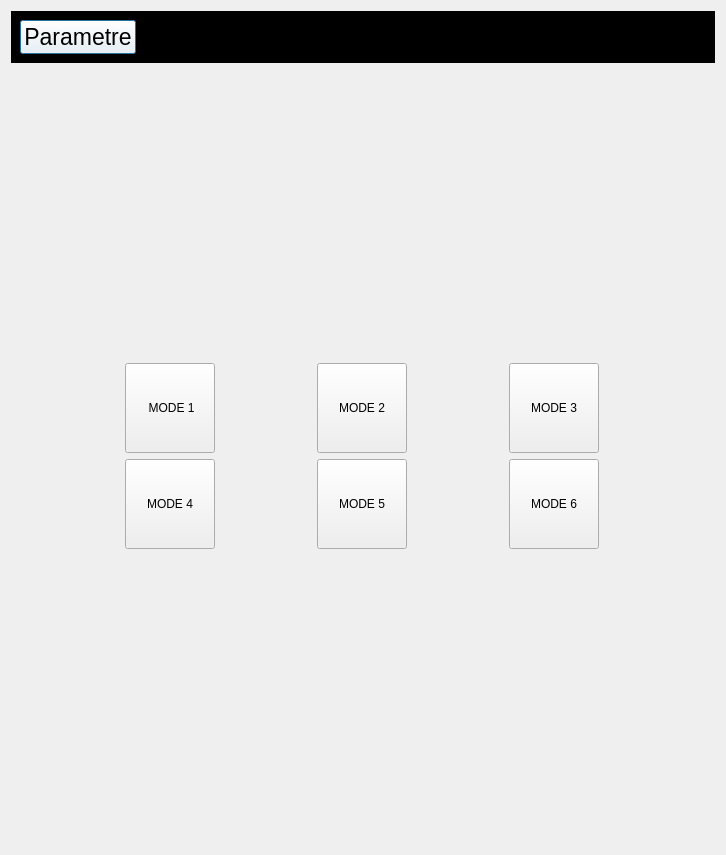
First picture: the form in arrerasettingui.ui, repository Arrera-Software/Arrera-Interface, before the edit.
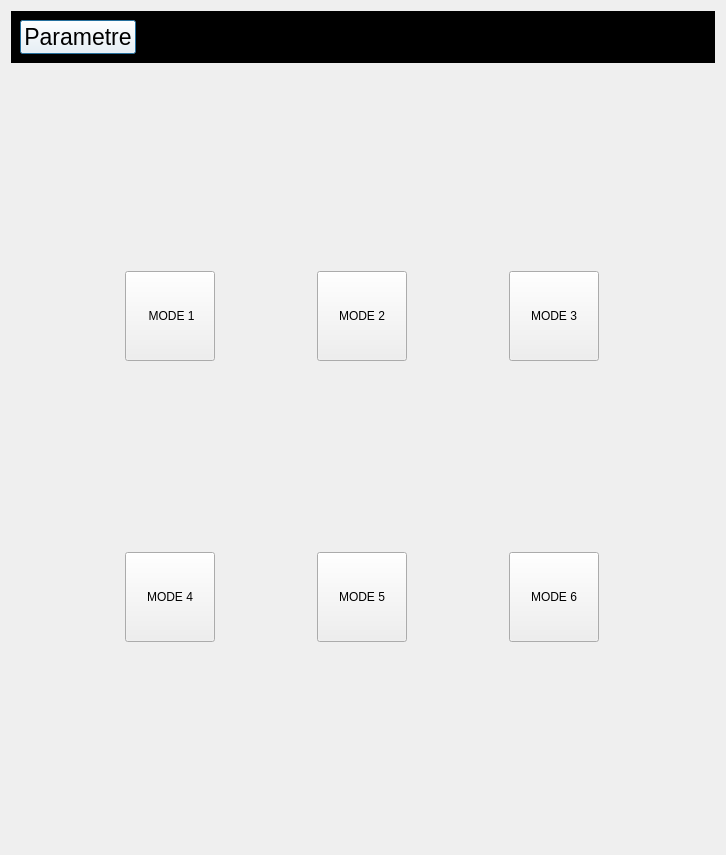
Second picture: the form after the edit. The open tabs and pages were chosen to show the change. Icons and pictures are not drawn.

Commit message: Continuation des parametre

```diff
--- a/arrerasettingui.ui
+++ b/arrerasettingui.ui
@@ -90,7 +90,7 @@
    <item>
     <widget class="QStackedWidget" name="mainstacked">
      <property name="currentIndex">
-      <number>0</number>
+      <number>6</number>
      </property>
      <widget class="QWidget" name="main">
       <layout class="QVBoxLayout" name="verticalLayout_2">
@@ -305,6 +305,11 @@
        </item>
       </layout>
      </widget>
+     <widget class="QWidget" name="lieu"/>
+     <widget class="QWidget" name="recherche"/>
+     <widget class="QWidget" name="application"/>
+     <widget class="QWidget" name="generaux"/>
+     <widget class="QWidget" name="assistant"/>
      <widget class="QWidget" name="mode">
       <layout class="QVBoxLayout" name="verticalLayout_3">
        <item>
@@ -316,7 +321,39 @@
           <layout class="QVBoxLayout" name="verticalLayout_4">
            <item>
             <layout class="QGridLayout" name="gridLayout_2">
-             <item row="0" column="2">
+             <item row="0" column="0">
+              <spacer name="verticalSpacer_7">
+               <property name="orientation">
+                <enum>Qt::Orientation::Vertical</enum>
+               </property>
+               <property name="sizeHint" stdset="0">
+                <size>
+                 <width>20</width>
+                 <height>40</height>
+                </size>
+               </property>
+              </spacer>
+             </item>
+             <item row="3" column="2">
+              <widget class="QPushButton" name="IDC_BTNMODE6">
+               <property name="minimumSize">
+                <size>
+                 <width>90</width>
+                 <height>90</height>
+                </size>
+               </property>
+               <property name="maximumSize">
+                <size>
+                 <width>90</width>
+                 <height>90</height>
+                </size>
+               </property>
+               <property name="text">
+                <string>MODE 6</string>
+               </property>
+              </widget>
+             </item>
+             <item row="1" column="2">
               <widget class="QPushButton" name="IDC_BTNMODE3">
                <property name="minimumSize">
                 <size>
@@ -335,26 +372,20 @@
                </property>
               </widget>
              </item>
-             <item row="0" column="0">
-              <widget class="QPushButton" name="IDC_BTNMODE1">
-               <property name="minimumSize">
-                <size>
-                 <width>90</width>
-                 <height>90</height>
-                </size>
+             <item row="2" column="0">
+              <spacer name="verticalSpacer_4">
+               <property name="orientation">
+                <enum>Qt::Orientation::Vertical</enum>
                </property>
-               <property name="maximumSize">
+               <property name="sizeHint" stdset="0">
                 <size>
-                 <width>90</width>
-                 <height>90</height>
+                 <width>20</width>
+                 <height>40</height>
                 </size>
                </property>
-               <property name="text">
-                <string> MODE 1</string>
-               </property>
-              </widget>
+              </spacer>
              </item>
-             <item row="0" column="1">
+             <item row="1" column="1">
               <widget class="QPushButton" name="IDC_BTNMODE2">
                <property name="minimumSize">
                 <size>
@@ -373,26 +404,7 @@
                </property>
               </widget>
              </item>
-             <item row="1" column="0">
-              <widget class="QPushButton" name="IDC_BTNMODE4">
-               <property name="minimumSize">
-                <size>
-                 <width>90</width>
-                 <height>90</height>
-                </size>
-               </property>
-               <property name="maximumSize">
-                <size>
-                 <width>90</width>
-                 <height>90</height>
-                </size>
-               </property>
-               <property name="text">
-                <string>MODE 4</string>
-               </property>
-              </widget>
-             </item>
-             <item row="1" column="1">
+             <item row="3" column="1">
               <widget class="QPushButton" name="IDC_BTNMODE5">
                <property name="minimumSize">
                 <size>
@@ -411,8 +423,8 @@
                </property>
               </widget>
              </item>
-             <item row="1" column="2">
-              <widget class="QPushButton" name="IDC_BTNMODE6">
+             <item row="3" column="0">
+              <widget class="QPushButton" name="IDC_BTNMODE4">
                <property name="minimumSize">
                 <size>
                  <width>90</width>
@@ -426,10 +438,42 @@
                 </size>
                </property>
                <property name="text">
-                <string>MODE 6</string>
+                <string>MODE 4</string>
                </property>
               </widget>
              </item>
+             <item row="1" column="0">
+              <widget class="QPushButton" name="IDC_BTNMODE1">
+               <property name="minimumSize">
+                <size>
+                 <width>90</width>
+                 <height>90</height>
+                </size>
+               </property>
+               <property name="maximumSize">
+                <size>
+                 <width>90</width>
+                 <height>90</height>
+                </size>
+               </property>
+               <property name="text">
+                <string> MODE 1</string>
+               </property>
+              </widget>
+             </item>
+             <item row="4" column="0">
+              <spacer name="verticalSpacer_9">
+               <property name="orientation">
+                <enum>Qt::Orientation::Vertical</enum>
+               </property>
+               <property name="sizeHint" stdset="0">
+                <size>
+                 <width>20</width>
+                 <height>40</height>
+                </size>
+               </property>
+              </spacer>
+             </item>
             </layout>
            </item>
           </layout>
```
The commit also changes 2 other files.
